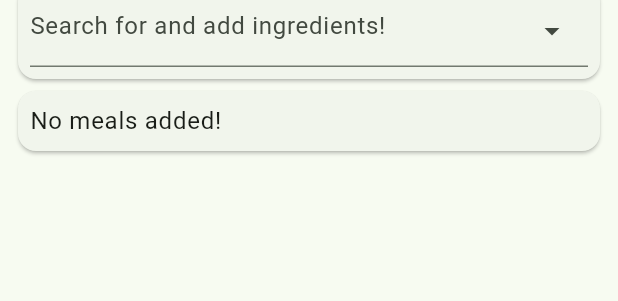
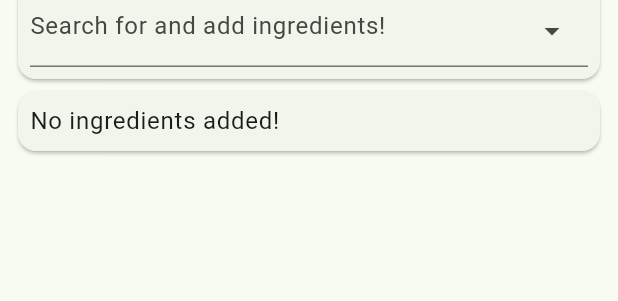
Before and after one commit to Chessner/meal_planner, a Flutter app: the MealForm widget shown alone on an empty page, opened directly, on a phone screen of 412 x 824 dp. Shown: the part 203-504 px from the top of the screen. Run offline on Flutter 3.47's test engine with Material 2 defaults, Android fonts, the phone set to English and light mode, and no system bars; drawn by our look-alikes of calendar_view, dropdown_search; our stand-ins replace fluttertoast, sqflite; accounts and stored records are empty.

Commit message:
Fix text in meal form when editing a meal

```diff
--- a/lib/forms/meal_form.dart
+++ b/lib/forms/meal_form.dart
@@ -249,7 +249,7 @@ class _MealFormState extends State<MealForm> {
                                 }
                               }
                             },
-                            child: const Text("Add"),
+                            child: Text(widget.givenMeal != null ? "Save" : "Add"),
                           ),
                   ],
                 ),
@@ -281,7 +281,7 @@ class IngredientAmountList extends StatelessWidget {
             ? Row(
                 children: [
                   Text(
-                    "No meals added!",
+                    "No ingredients added!",
                     style: Theme.of(context).textTheme.bodyLarge,
                   ),
                 ],
```
